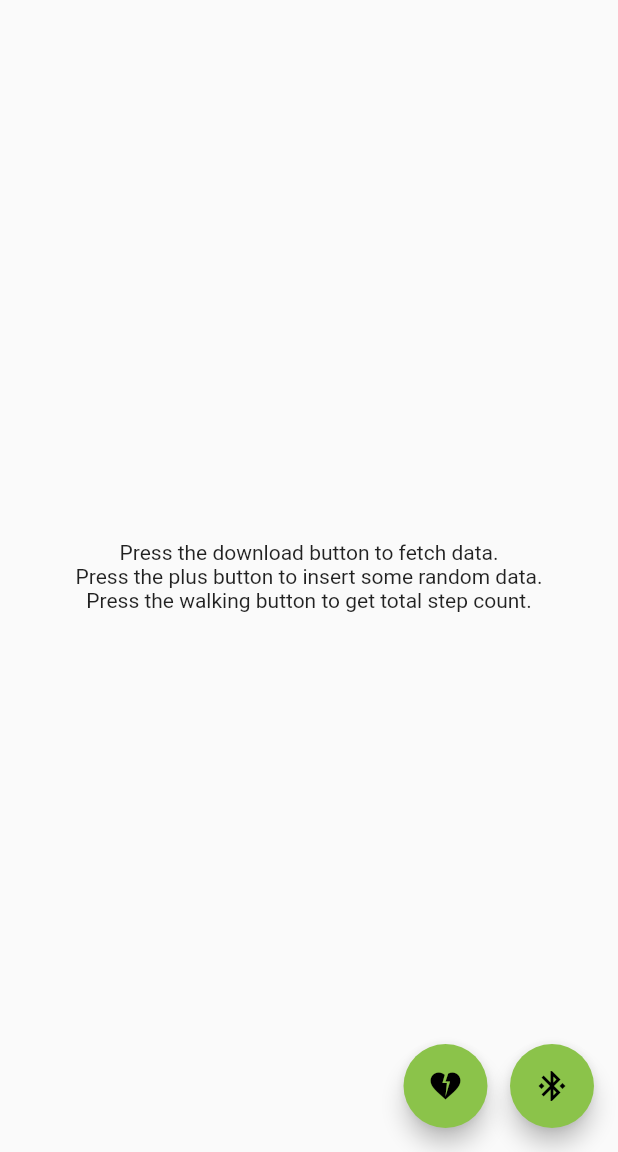
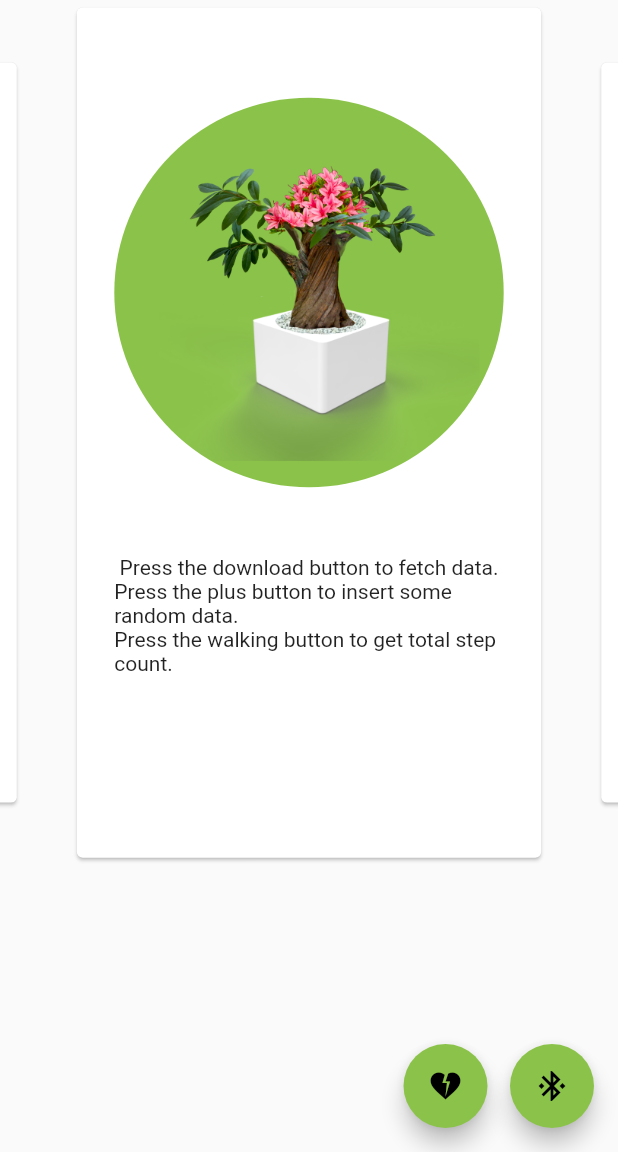
Before and after one commit to gosticks/growme, a Flutter app: the screen it shows after launch, on a phone screen of 412 x 824 dp, the part 84-1236 px from its top. Run offline on Flutter 3.47's test engine with Material 2 defaults, Android fonts, the phone set to English and light mode, and no system bars; drawn by our look-alikes of carousel_slider; our stand-ins replace flutter_blue, permission_handler; missing offline and left inert: health.

Commit message:
feat: add initial card app layout

```diff
--- a/app/lib/main.dart
+++ b/app/lib/main.dart
@@ -7,6 +7,7 @@ import 'package:flutter/material.dart';
 import 'package:flutter/cupertino.dart';
 import 'package:health/health.dart';
 import 'package:flutter_blue/flutter_blue.dart';
+import 'package:carousel_slider/carousel_slider.dart';
 
 void main() {
   runApp(const GrowMeApp());
@@ -391,8 +392,40 @@ class _MyHomePageState extends State<GrowMeHomePage> {
           automaticallyImplyLeading: true,
           elevation: 0,
         ),
-        body: Center(
-          child: _content(),
+        body: CarouselSlider(
+          options: CarouselOptions(
+              height: MediaQuery.of(context).size.height * 0.7,
+              initialPage: 1,
+              autoPlay: false,
+              enlargeCenterPage: true,
+              enableInfiniteScroll: false),
+          items: [1, 2, 3, 4, 5].map((i) {
+            return Builder(
+              builder: (BuildContext context) {
+                return Container(
+                    width: MediaQuery.of(context).size.width,
+                    margin: EdgeInsets.symmetric(horizontal: 5.0),
+                    child: Card(
+                        elevation: 1,
+                        margin: EdgeInsets.all(5),
+                        child: Padding(
+                            padding: EdgeInsets.all(25),
+                            child: Column(
+                              children: [
+                                SizedBox(height: 15),
+                                CircleAvatar(
+                                  backgroundColor: Colors.lightGreen,
+                                  backgroundImage:
+                                      AssetImage('assets/prototype-render.png'),
+                                  radius: 150.0,
+                                ),
+                                SizedBox(height: 25),
+                                _content(),
+                              ],
+                            ))));
+              },
+            );
+          }).toList(),
         ),
         floatingActionButton:
             Row(mainAxisAlignment: MainAxisAlignment.end, children: [
```
Also changed, not shown: app/pubspec.yaml (+5 -6 lines), app/assets/prototype-render.png (added), assets/prototype-render.png (renamed from assets/Unbenanntes_Projekt.png).
